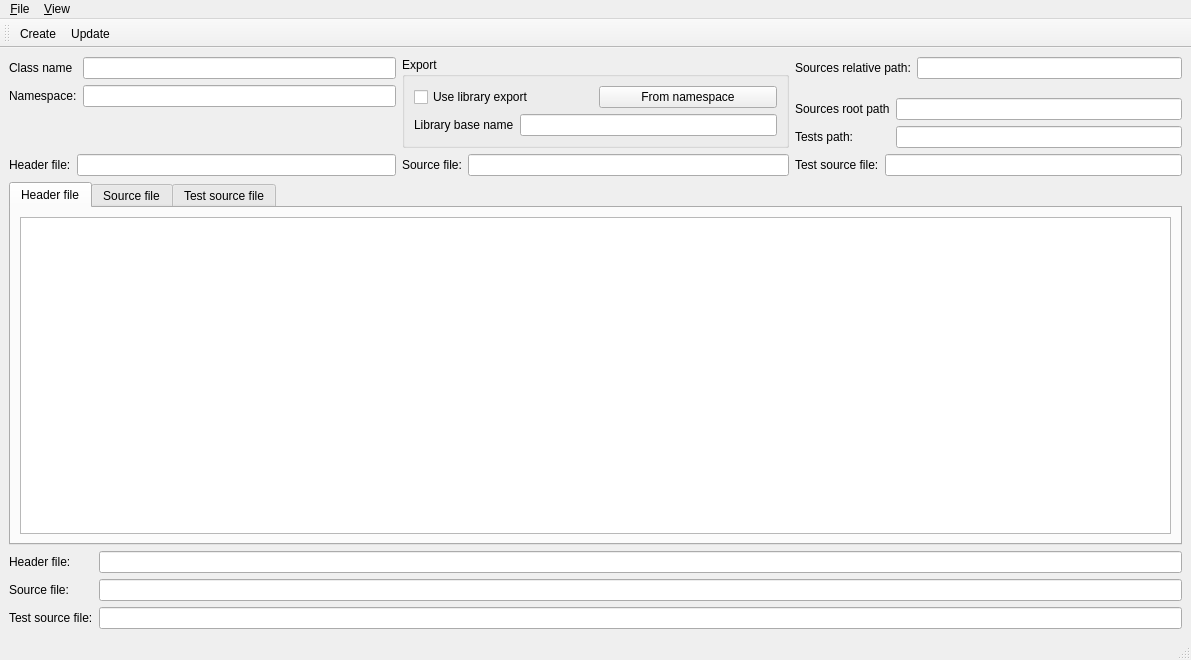
scandyna/CppRefactoringTools, file apps/CreateClass/src/MainWindow.ui: the form before one commit.
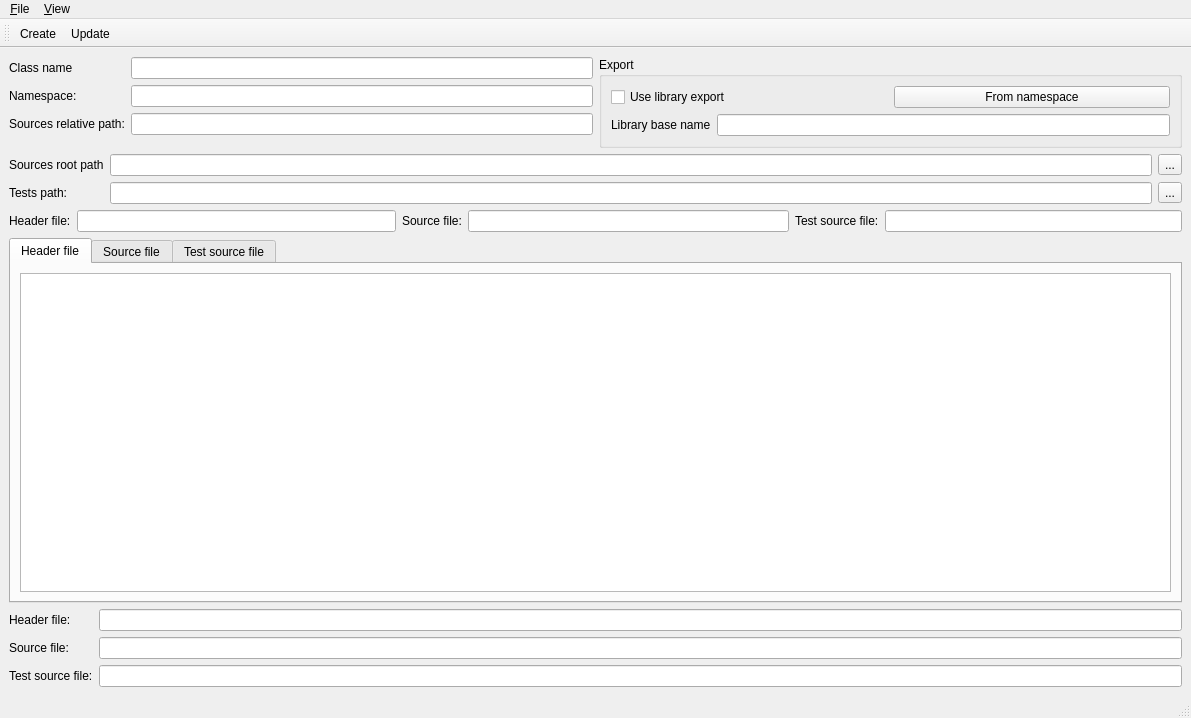
The form after the commit. Icons and pictures are not drawn.

Commit message: Work on create class UI

Diff of the .ui file:
```diff
--- a/apps/CreateClass/src/MainWindow.ui
+++ b/apps/CreateClass/src/MainWindow.ui
@@ -7,7 +7,7 @@
     <x>0</x>
     <y>0</y>
     <width>1191</width>
-    <height>660</height>
+    <height>718</height>
    </rect>
   </property>
   <property name="windowTitle">
@@ -15,7 +15,7 @@
   </property>
   <widget class="QWidget" name="centralwidget">
    <layout class="QGridLayout" name="gridLayout">
-    <item row="0" column="0" rowspan="2">
+    <item row="0" column="0">
      <layout class="QFormLayout" name="formLayout">
       <item row="0" column="0">
        <widget class="QLabel" name="classNameLabel">
@@ -37,9 +37,19 @@
       <item row="1" column="1">
        <widget class="QLineEdit" name="namespaceEdit"/>
       </item>
+      <item row="2" column="1">
+       <widget class="QLineEdit" name="sourceRelativePathEdit"/>
+      </item>
+      <item row="2" column="0">
+       <widget class="QLabel" name="sourceRelativePathLabel">
+        <property name="text">
+         <string>Sources relative path:</string>
+        </property>
+       </widget>
+      </item>
      </layout>
     </item>
-    <item row="0" column="1" rowspan="2">
+    <item row="0" column="1">
      <widget class="QGroupBox" name="groupBox">
       <property name="title">
        <string>Export</string>
@@ -80,21 +90,7 @@
       </layout>
      </widget>
     </item>
-    <item row="0" column="2">
-     <layout class="QFormLayout" name="formLayout_6">
-      <item row="0" column="0">
-       <widget class="QLabel" name="sourceRelativePathLabel">
-        <property name="text">
-         <string>Sources relative path:</string>
-        </property>
-       </widget>
-      </item>
-      <item row="0" column="1">
-       <widget class="QLineEdit" name="sourceRelativePathEdit"/>
-      </item>
-     </layout>
-    </item>
-    <item row="1" column="2">
+    <item row="1" column="0" colspan="2">
      <layout class="QFormLayout" name="formLayout_4">
       <item row="0" column="0">
        <widget class="QLabel" name="sourceRootDirectoryPathLabel">
@@ -104,8 +100,19 @@
        </widget>
       </item>
       <item row="0" column="1">
+       <layout class="QHBoxLayout" name="horizontalLayout_2">
+        <item>
        <widget class="QLineEdit" name="sourceRootDirectoryPathEdit"/>
       </item>
+        <item>
+         <widget class="QToolButton" name="pbSelectSourceRootDirectory">
+          <property name="text">
+           <string>...</string>
+          </property>
+         </widget>
+        </item>
+       </layout>
+      </item>
       <item row="1" column="0">
        <widget class="QLabel" name="TestDirectoryPathLabel">
         <property name="text">
@@ -114,11 +121,24 @@
        </widget>
       </item>
       <item row="1" column="1">
-       <widget class="QLineEdit" name="TestDirectoryPathEdit"/>
-      </item>
-     </layout>
-    </item>
-    <item row="2" column="0">
+       <layout class="QHBoxLayout" name="horizontalLayout_3">
+        <item>
+         <widget class="QLineEdit" name="testDirectoryPathEdit"/>
+        </item>
+        <item>
+         <widget class="QToolButton" name="pbSelectTestDirectory">
+          <property name="text">
+           <string>...</string>
+          </property>
+         </widget>
+        </item>
+       </layout>
+      </item>
+     </layout>
+    </item>
+    <item row="2" column="0" colspan="2">
+     <layout class="QHBoxLayout" name="horizontalLayout_4">
+      <item>
      <layout class="QFormLayout" name="formLayout_2">
       <item row="0" column="0">
        <widget class="QLabel" name="headerFileNameLabel">
@@ -132,7 +152,7 @@
       </item>
      </layout>
     </item>
-    <item row="2" column="1">
+      <item>
      <layout class="QFormLayout" name="formLayout_3">
       <item row="0" column="0">
        <widget class="QLabel" name="sourceFileNameLabel">
@@ -146,7 +166,7 @@
       </item>
      </layout>
     </item>
-    <item row="2" column="2">
+      <item>
      <layout class="QFormLayout" name="formLayout_5">
       <item row="0" column="0">
        <widget class="QLabel" name="testSourceFileNameLabel">
@@ -160,7 +180,9 @@
       </item>
      </layout>
     </item>
-    <item row="3" column="0" colspan="3">
+     </layout>
+    </item>
+    <item row="3" column="0" colspan="2">
      <widget class="QTabWidget" name="tabWidget">
       <property name="currentIndex">
        <number>0</number>
@@ -197,7 +219,7 @@
       </widget>
      </widget>
     </item>
-    <item row="4" column="0" colspan="3">
+    <item row="4" column="0" colspan="2">
      <layout class="QFormLayout" name="formLayout_7">
       <item row="0" column="0">
        <widget class="QLabel" name="headerFilePathLabel">
```
Left out of the diff: 2 changed lines with no effect on the pictures. Lines whose indentation alone changed are shown as unchanged. The commit also changes 2 other files.
